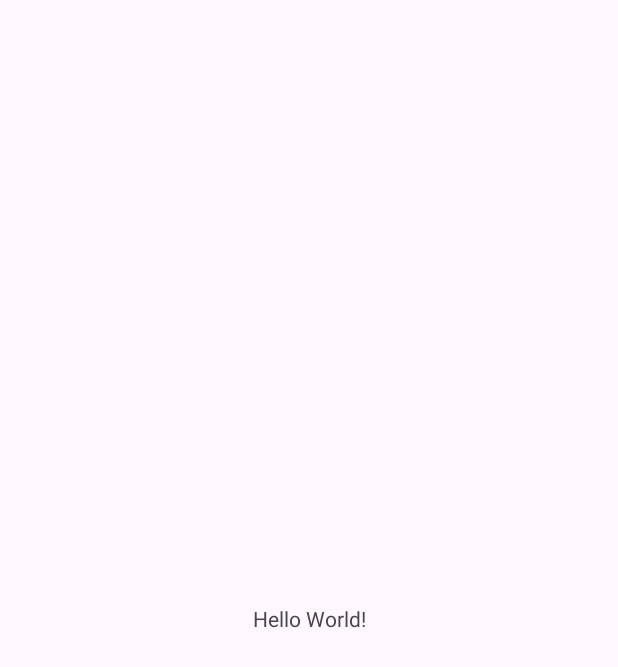
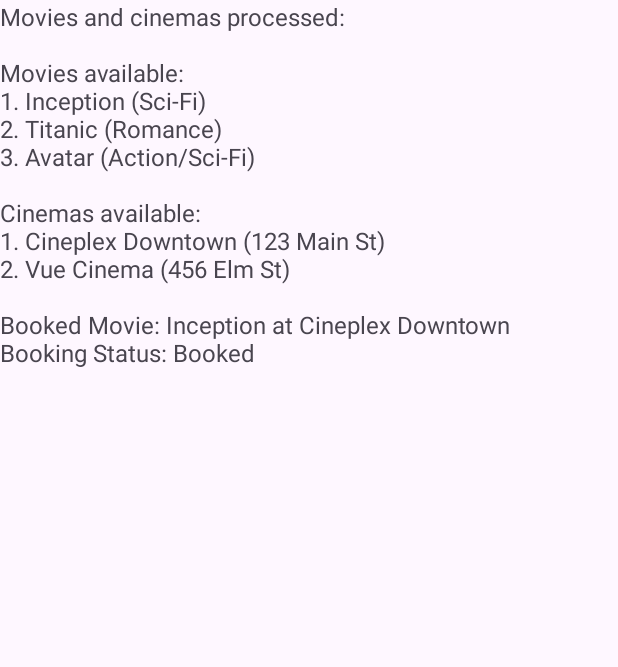
Before and after one commit to DornazNamazi/CineMate, an Android app: the screen it shows after launch (MainActivity), on a phone screen of 412 x 824 dp. Before the commit the part shown is almost empty. Shown: the top 667 px of the screen. Run offline under Robolectric (Android 15) with nearby library versions, the phone set to English and light mode, and no system bars.

Commit message:
Updated MainActivity logic, added new classes and updated layout

```diff
--- /dev/null
+++ b/app/src/main/java/com/example/cinemate/Admin.java
@@ -0,0 +1,25 @@
+package com.example.cinemate;
+
+
+public class Admin extends User {
+
+    public Admin(String id, String name, String email, String password) {
+        super(id, name, email, password, "ADMIN");
+    }
+
+    public void addMovie(Movie movie) {
+
+    }
+
+    public void removeMovie(Movie movie) {
+
+    }
+
+    public void addCinema(Cinema cinema) {
+
+    }
+
+    public void removeCinema(Cinema cinema) {
+
+    }
+}
--- /dev/null
+++ b/app/src/main/java/com/example/cinemate/Booking.java
@@ -0,0 +1,54 @@
+package com.example.cinemate;
+import java.util.ArrayList;
+import java.util.List;
+
+public class Booking {
+    private Customer user;
+    private Movie movie;
+    private Cinema cinema;
+    private List<com.example.cinemate.BookingObserver> observers;
+
+    public Booking(Customer user, Movie movie, Cinema cinema) {
+        this.user = user;
+        this.movie = movie;
+        this.cinema = cinema;
+        observers = new ArrayList<>();
+    }
+
+    public Customer getUser() {
+        return user;
+    }
+
+    public Movie getMovie() {
+        return movie;
+    }
+
+    public Cinema getCinema() {
+        return cinema;
+    }
+
+
+    public void addObserver(com.example.cinemate.BookingObserver observer) {
+        observers.add(observer);
+    }
+
+
+    public void removeObserver(com.example.cinemate.BookingObserver observer) {
+        observers.remove(observer);
+    }
+
+
+    public void notifyObservers() {
+        for (com.example.cinemate.BookingObserver observer : observers) {
+            observer.update(this);
+        }
+    }
+
+    public void notifyUser() {
+        System.out.println("com.example.cinemate.Booking updated for: " + user.getName());
+    }
+
+    public String getStatus() {
+        return "Booked";
+    }
+}
--- /dev/null
+++ b/app/src/main/java/com/example/cinemate/BookingObserver.java
@@ -0,0 +1,6 @@
+package com.example.cinemate;
+
+
+public interface BookingObserver {
+    void update(Booking booking);
+}
--- /dev/null
+++ b/app/src/main/java/com/example/cinemate/Cinema.java
@@ -0,0 +1,28 @@
+package com.example.cinemate;
+
+import java.util.List;
+
+public class Cinema {
+    private String name;
+    private String location;
+    private List<Movie> movies;
+
+    public Cinema(String name, String location, List<Movie> movies) {
+        this.name = name;
+        this.location = location;
+        this.movies = movies;
+    }
+
+    public String getName() {
+        return name;
+    }
+
+    public String getLocation() {
+        return location;
+    }
+
+    public List<Movie> getMovies() {
+        return movies;
+    }
+
+}
--- /dev/null
+++ b/app/src/main/java/com/example/cinemate/Customer.java
@@ -0,0 +1,26 @@
+package com.example.cinemate;
+
+
+public class Customer extends User implements com.example.cinemate.BookingObserver {
+    public Customer(String id, String name, String email, String password) {
+        super(id, name, email, password, "CUSTOMER");
+    }
+
+    public void bookMovie(Movie movie, com.example.cinemate.Cinema cinema) {
+
+
+    }
+
+    public void cancelBooking(com.example.cinemate.Booking booking) {
+
+    }
+
+    public void viewBookings() {
+
+    }
+
+    @Override
+    public void update(com.example.cinemate.Booking booking) {
+        System.out.println("com.example.cinematicket.Booking updated for " + getName());
+    }
+}
--- /dev/null
+++ b/app/src/main/java/com/example/cinemate/Database.java
@@ -0,0 +1,5 @@
+package com.example.cinemate;
+
+public class Database {
+}
+//firebase functions
--- a/app/src/main/java/com/example/cinemate/MainActivity.java
+++ b/app/src/main/java/com/example/cinemate/MainActivity.java
@@ -1,6 +1,7 @@
 package com.example.cinemate;
 
 import android.os.Bundle;
+import android.widget.TextView;
 
 import androidx.activity.EdgeToEdge;
 import androidx.appcompat.app.AppCompatActivity;
@@ -8,17 +9,83 @@ import androidx.core.graphics.Insets;
 import androidx.core.view.ViewCompat;
 import androidx.core.view.WindowInsetsCompat;
 
+import java.util.List;
+
 public class MainActivity extends AppCompatActivity {
+
+    private TextView textViewOutput;
 
     @Override
     protected void onCreate(Bundle savedInstanceState) {
         super.onCreate(savedInstanceState);
+
+        // Enable Edge-to-Edge UI
         EdgeToEdge.enable(this);
         setContentView(R.layout.activity_main);
+
+        // Apply WindowInsets to adjust padding around system bars
         ViewCompat.setOnApplyWindowInsetsListener(findViewById(R.id.main), (v, insets) -> {
             Insets systemBars = insets.getInsets(WindowInsetsCompat.Type.systemBars());
             v.setPadding(systemBars.left, systemBars.top, systemBars.right, systemBars.bottom);
             return insets;
         });
+
+        // Find the TextView where output will be displayed
+        textViewOutput = findViewById(R.id.textViewOutput);
+
+        // Run the app logic and update the UI with the results
+        runAppLogic();
+    }
+
+    private void runAppLogic() {
+        // Step 1: Create Movie objects using the MovieFactory
+        MovieFactory movieFactory = new MovieFactory();
+        Movie movie1 = movieFactory.createMovie("Inception", "Sci-Fi", 148, "A mind-bending thriller by Christopher Nolan.");
+        Movie movie2 = movieFactory.createMovie("Titanic", "Romance", 195, "A tragic love story on the doomed ship.");
+        Movie movie3 = movieFactory.createMovie("Avatar", "Action/Sci-Fi", 162, "A visually stunning film set on the planet Pandora.");
+
+        // Step 2: Create Cinema objects
+        Cinema cinema1 = new Cinema("Cineplex Downtown", "123 Main St", List.of(movie1, movie2, movie3));
+        Cinema cinema2 = new Cinema("Vue Cinema", "456 Elm St", List.of(movie1, movie3));
+
+        // Step 3: Create Admin object and add/remove movies or cinemas
+        Admin admin = new Admin("1", "Admin", "admin@example.com", "admin123");
+        admin.addMovie(movie2); // Admin adds a movie
+        admin.removeMovie(movie2); // Admin removes a movie
+        admin.addCinema(cinema1); // Admin adds a cinema
+        admin.removeCinema(cinema2); // Admin removes a cinema
+
+        // Step 4: Create Customer object
+        Customer customer = new Customer("2", "John Doe", "johndoe@example.com", "password123");
+
+        // Step 5: Create Booking object and assign an observer (customer)
+        Booking booking1 = new Booking(customer, movie1, cinema1);
+        booking1.addObserver(customer); // Customer subscribes to booking updates
+
+        // Step 6: Customer books a movie
+        customer.bookMovie(movie1, cinema1);
+        booking1.notifyObservers(); // Notify observers (customer) about the booking update
+
+        // Step 7: Customer cancels the booking
+        customer.cancelBooking(booking1);
+        booking1.notifyObservers(); // Notify observers (customer) about the booking cancellation
+
+        // Step 8: Generate the output with the movie and cinema information
+        StringBuilder output = new StringBuilder("Movies and cinemas processed:\n\n");
+
+        output.append("Movies available:\n");
+        output.append("1. " + movie1.getTitle() + " (" + movie1.getGenre() + ")\n");
+        output.append("2. " + movie2.getTitle() + " (" + movie2.getGenre() + ")\n");
+        output.append("3. " + movie3.getTitle() + " (" + movie3.getGenre() + ")\n\n");
+
+        output.append("Cinemas available:\n");
+        output.append("1. " + cinema1.getName() + " (" + cinema1.getLocation() + ")\n");
+        output.append("2. " + cinema2.getName() + " (" + cinema2.getLocation() + ")\n\n");
+
+        output.append("Booked Movie: " + movie1.getTitle() + " at " + cinema1.getName() + "\n");
+        output.append("Booking Status: " + booking1.getStatus() + "\n");
+
+        // Display the results in the TextView
+        textViewOutput.setText(output.toString());
     }
 }
--- /dev/null
+++ b/app/src/main/java/com/example/cinemate/Movie.java
@@ -0,0 +1,32 @@
+package com.example.cinemate;
+
+
+public class Movie {
+    private String title;
+    private String genre;
+    private int duration; // in minutes
+    private String description;
+
+    public Movie(String title, String genre, int duration, String description) {
+        this.title = title;
+        this.genre = genre;
+        this.duration = duration;
+        this.description = description;
+    }
+
+    public String getTitle() {
+        return title;
+    }
+
+    public String getGenre() {
+        return genre;
+    }
+
+    public int getDuration() {
+        return duration;
+    }
+
+    public String getDescription() {
+        return description;
+    }
+}
--- /dev/null
+++ b/app/src/main/java/com/example/cinemate/MovieFactory.java
@@ -0,0 +1,9 @@
+package com.example.cinemate;
+
+
+public class MovieFactory {
+
+    public com.example.cinemate.Movie createMovie(String title, String genre, int duration, String description) {
+        return new com.example.cinemate.Movie(title, genre, duration, description);
+    }
+}
--- /dev/null
+++ b/app/src/main/java/com/example/cinemate/User.java
@@ -0,0 +1,30 @@
+package com.example.cinemate;
+
+
+public abstract class User {
+    private String id;
+    private String name;
+    private String email;
+    private String password;
+    private String role; // ADMIN / CUSTOMER
+
+    public User(String id, String name, String email, String password, String role) {
+        this.id = id;
+        this.name = name;
+        this.email = email;
+        this.password = password;
+        this.role = role;
+    }
+
+    public String getId() {
+        return id;
+    }
+
+    public String getName() {
+        return name;
+    }
+
+    public String getRole() {
+        return role;
+    }
+}
--- a/app/src/main/res/layout/activity_main.xml
+++ b/app/src/main/res/layout/activity_main.xml
@@ -1,19 +1,16 @@
 <?xml version="1.0" encoding="utf-8"?>
-<androidx.constraintlayout.widget.ConstraintLayout xmlns:android="http://schemas.android.com/apk/res/android"
-    xmlns:app="http://schemas.android.com/apk/res-auto"
-    xmlns:tools="http://schemas.android.com/tools"
+<LinearLayout xmlns:android="http://schemas.android.com/apk/res/android"
     android:id="@+id/main"
     android:layout_width="match_parent"
     android:layout_height="match_parent"
-    tools:context=".MainActivity">
+    android:orientation="vertical"
+    android:padding="16dp">
 
     <TextView
-        android:layout_width="wrap_content"
+        android:id="@+id/textViewOutput"
+        android:layout_width="match_parent"
         android:layout_height="wrap_content"
-        android:text="Hello World!"
-        app:layout_constraintBottom_toBottomOf="parent"
-        app:layout_constraintEnd_toEndOf="parent"
-        app:layout_constraintStart_toStartOf="parent"
-        app:layout_constraintTop_toTopOf="parent" />
+        android:text="Loading..."
+        android:textSize="16sp" />
 
-</androidx.constraintlayout.widget.ConstraintLayout>
+</LinearLayout>
```
